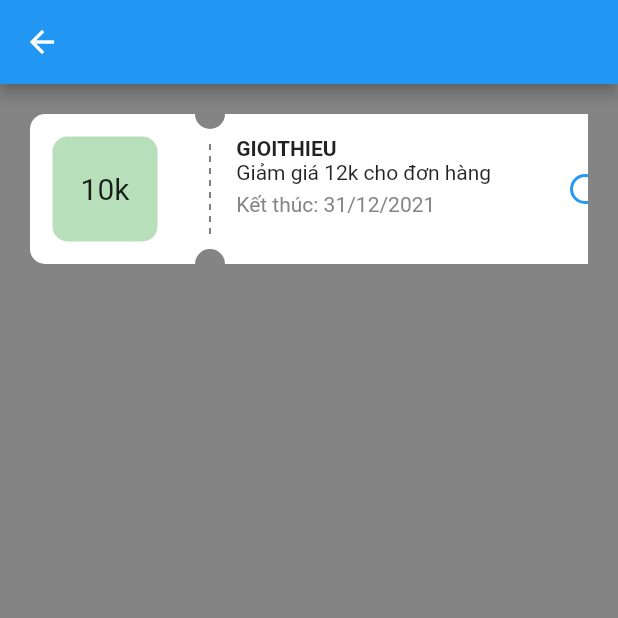
After one commit to matthew-hoang-nhat/gallery-app, a Flutter app: the screen it shows after launch, after a tap on "CustomBoxShape", on a phone screen of 412 x 824 dp, the top half of it. The commit adds this screen. Run offline on Flutter 3.47's test engine with Material 2 defaults, Android fonts, the phone set to English and light mode, and no system bars; our stand-ins replace bloc, equatable, flutter_bloc, get_it, go_router.

Commit message:
feature: custom box shape

```diff
--- a/lib/src/core/home_screen/home_screen.dart
+++ b/lib/src/core/home_screen/home_screen.dart
@@ -72,11 +72,13 @@ class HomeScreen extends StatelessWidget {
             },
           ),
           ListTile(
-            title: const Text('List title'),
+            title: const Text('CustomBoxShape'),
             subtitle: const Text(
                 'A single fixed-height row that typically contains some text as well as a leading or trailing icon.'),
             leading: const Icon(Icons.list),
-            onTap: () {},
+            onTap: () {
+              context.push(Paths.customBoxShapeScreen);
+            },
           ),
           ListTile(
             title: const Text('Alert'),
--- /dev/null
+++ b/lib/src/features/custom_box_shape/screens/custom_box_shape_screen.dart
@@ -0,0 +1,137 @@
+import 'package:flutter/material.dart';
+import 'package:gallery_app/src/config/constants/app_colors.dart';
+
+class CustomBoxShapeScreen extends StatelessWidget {
+  const CustomBoxShapeScreen({Key? key}) : super(key: key);
+
+  @override
+  Widget build(BuildContext context) {
+    const height = 100.0;
+    const width = 400.0;
+    return Scaffold(
+      appBar: AppBar(),
+      backgroundColor: AppColors.grey,
+      body: SafeArea(
+        child: Container(
+          // height: 200,
+          width: double.infinity,
+          padding: const EdgeInsets.symmetric(horizontal: 20, vertical: 20),
+          // margin: const EdgeInsets.symmetric(horizontal: 20, vertical: 50),
+          // color: AppColors.grey,
+          child: SingleChildScrollView(
+            scrollDirection: Axis.horizontal,
+            child: Row(
+              crossAxisAlignment: CrossAxisAlignment.center,
+              mainAxisAlignment: MainAxisAlignment.center,
+              children: [
+                SizedBox(
+                  height: height,
+                  width: width,
+                  child: Stack(
+                    children: [
+                      CustomPaint(
+                        painter: BNBCustomPainter(),
+                        size: const Size(width, height),
+                      ),
+                      Row(
+                        children: [
+                          Container(
+                            margin: const EdgeInsets.symmetric(
+                                horizontal: 15, vertical: 15),
+                            width: 70,
+                            height: 70,
+                            decoration: BoxDecoration(
+                                color: AppColors.green.withOpacity(0.4),
+                                borderRadius: BorderRadius.circular(10)),
+                            alignment: Alignment.center,
+                            child: const Text(
+                              '10k',
+                              style: TextStyle(fontSize: 20),
+                            ),
+                          ),
+                          const SizedBox(width: 75 * 0.5),
+                          SizedBox(
+                            height: 70,
+                            child: Column(
+                                crossAxisAlignment: CrossAxisAlignment.start,
+                                children: const [
+                                  Text('GIOITHIEU',
+                                      style: TextStyle(
+                                          fontWeight: FontWeight.bold)),
+                                  Text('Giảm giá 12k cho đơn hàng'),
+                                  SizedBox(height: 5),
+                                  Text(
+                                    'Kết thúc: 31/12/2021',
+                                    style: TextStyle(color: AppColors.grey),
+                                  ),
+                                ]),
+                          ),
+                          const Spacer(),
+                          Container(
+                            width: 20,
+                            height: 20,
+                            margin: const EdgeInsets.symmetric(horizontal: 20),
+                            decoration: BoxDecoration(
+                                borderRadius: BorderRadius.circular(100),
+                                border: Border.all(
+                                    color: AppColors.blue, width: 2)),
+                          )
+                        ],
+                      )
+                    ],
+                  ),
+                ),
+              ],
+            ),
+          ),
+        ),
+      ),
+    );
+  }
+}
+
+class BNBCustomPainter extends CustomPainter {
+  @override
+  void paint(Canvas canvas, Size size) {
+    Paint paint = Paint()
+      ..color = Colors.white
+      ..style = PaintingStyle.fill;
+    Path path = Path();
+    double sizeCircle = 10;
+    path.moveTo(0, sizeCircle); // Start
+    path.arcToPoint(Offset(sizeCircle, 0),
+        radius: Radius.circular(sizeCircle), clockwise: true);
+    path.lineTo(size.width * 0.3 - sizeCircle, 0);
+    path.arcToPoint(Offset(size.width * 0.3 + sizeCircle, 0),
+        radius: Radius.circular(sizeCircle), clockwise: false);
+    path.lineTo(size.width - sizeCircle, 0);
+    path.arcToPoint(Offset(size.width, sizeCircle),
+        radius: Radius.circular(sizeCircle), clockwise: true);
+    path.lineTo(size.width, size.height - sizeCircle);
+    path.arcToPoint(Offset(size.width - sizeCircle, size.height),
+        radius: Radius.circular(sizeCircle), clockwise: true);
+    path.lineTo(size.width * 0.3 + sizeCircle, size.height);
+    path.arcToPoint(Offset(size.width * 0.3 - sizeCircle, size.height),
+        radius: Radius.circular(sizeCircle), clockwise: false);
+    path.lineTo(sizeCircle, size.height);
+    path.arcToPoint(Offset(0, size.height - sizeCircle),
+        radius: Radius.circular(sizeCircle), clockwise: true);
+
+    canvas.drawPath(path, paint);
+    final linePaint = Paint()..color = Colors.black;
+    const int dashHeight = 4;
+    const int dashSpace = 4;
+    double x = size.width * 0.3;
+    double y = sizeCircle + size.height * 0.1;
+
+    while (y < size.height * 0.9 - sizeCircle) {
+      canvas.drawLine(Offset(x, y), Offset(x, y + dashHeight), linePaint);
+      y += dashHeight + dashSpace;
+    }
+  }
+
+  @override
+  bool shouldRepaint(CustomPainter oldDelegate) {
+    return false;
+  }
+}
```
